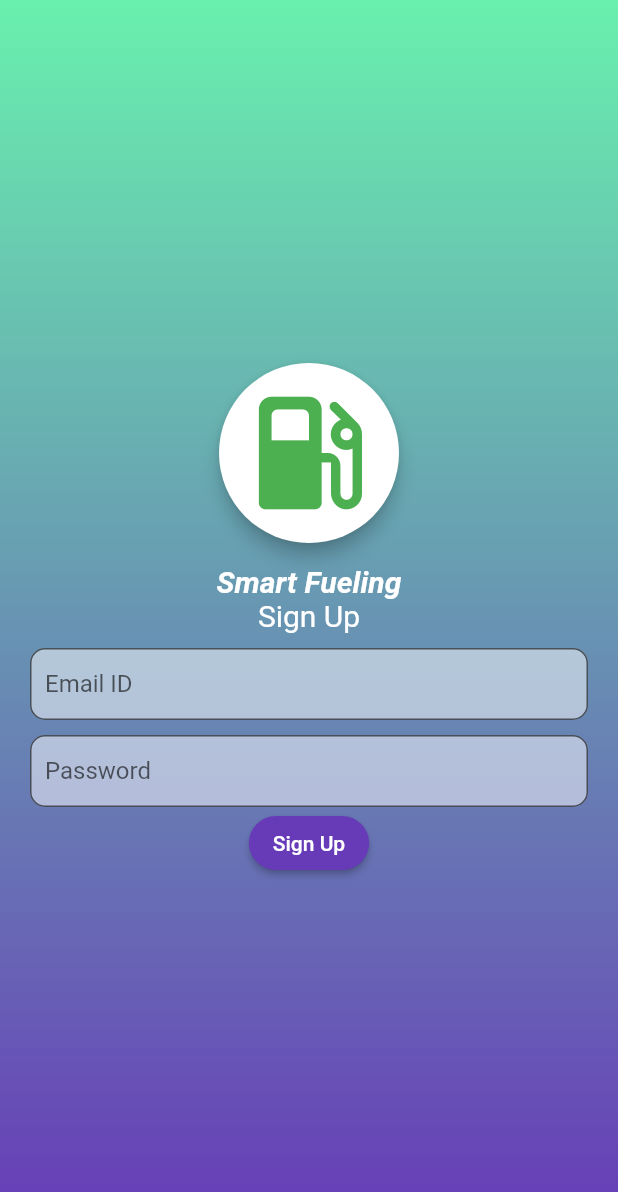
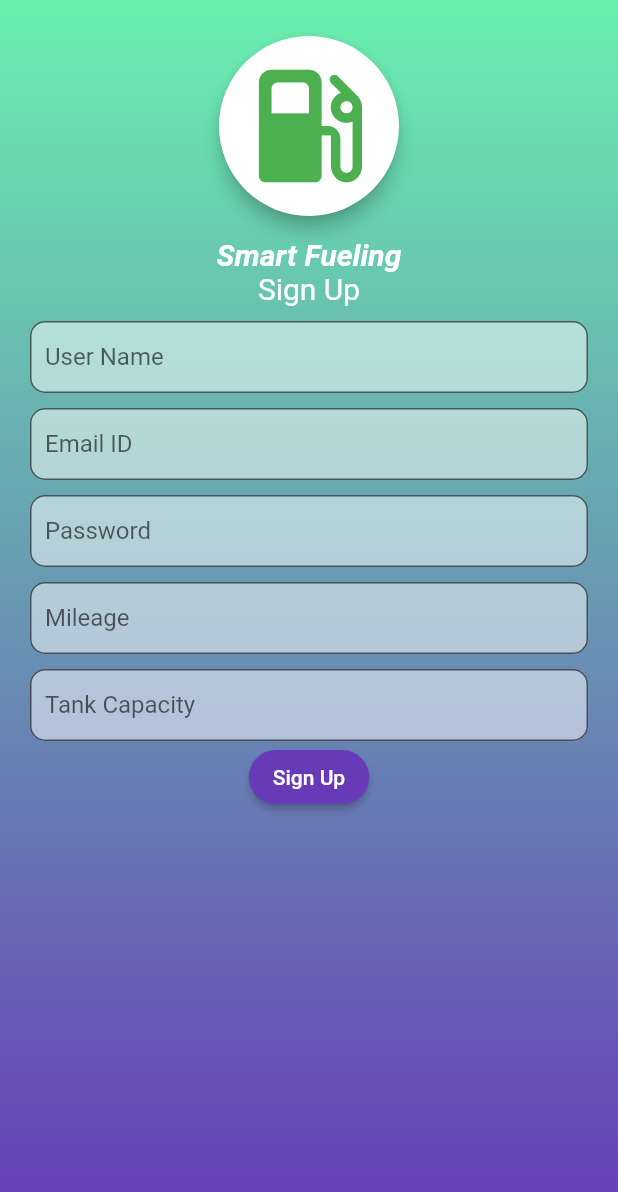
Before and after one commit to MShoukath/SmartFueling, a Flutter app: the SignUpScreen screen opened directly, on a phone screen of 412 x 824 dp. Shown: the top 1192 px of the screen. Run offline on Flutter 3.47's test engine with Material 2 defaults, Android fonts, the phone set to English and light mode, and no system bars; our stand-ins replace cloud_firestore, firebase_auth, firebase_core, firebase_database, geolocator, google_maps_flutter; missing offline and left inert: flutter_polyline_points, location_geocoder; accounts and stored records are empty.

```diff
--- a/smart_fueling/lib/screens/signup_screen.dart
+++ b/smart_fueling/lib/screens/signup_screen.dart
@@ -1,3 +1,4 @@
+import 'package:cloud_firestore/cloud_firestore.dart';
 import 'package:firebase_auth/firebase_auth.dart';
 import 'package:firebase_core/firebase_core.dart';
 import 'package:flutter/material.dart';
@@ -16,6 +17,26 @@ class SignUpScreen extends StatefulWidget {
 class _SignUpScreenState extends State<SignUpScreen> {
   final TextEditingController _userEmail = TextEditingController();
   final TextEditingController _userPassword = TextEditingController();
+  final TextEditingController _userName = TextEditingController();
+  final TextEditingController _mileage = TextEditingController();
+  final TextEditingController _tankcapacity = TextEditingController();
+
+  TextFormField inputField(
+      String text, bool isPasswordType, TextEditingController controller) {
+    return TextFormField(
+        autovalidateMode: AutovalidateMode.onUserInteraction,
+        controller: controller,
+        keyboardType: TextInputType.emailAddress,
+        obscureText: isPasswordType,
+        decoration: InputDecoration(
+          filled: true,
+          fillColor: Colors.white.withOpacity(0.5),
+          hintText: text,
+          contentPadding: const EdgeInsets.all(10),
+          border: OutlineInputBorder(borderRadius: BorderRadius.circular(10)),
+        ));
+  }
+
   @override
   Widget build(BuildContext context) {
     return Scaffold(
@@ -28,7 +49,7 @@ class _SignUpScreenState extends State<SignUpScreen> {
         padding: const EdgeInsets.all(20),
         child: Form(
           child: Column(
-            mainAxisAlignment: MainAxisAlignment.center,
+            mainAxisAlignment: MainAxisAlignment.start,
             children: [
               Logo(),
               const Text(
@@ -38,6 +59,11 @@ class _SignUpScreenState extends State<SignUpScreen> {
                   fontSize: 20,
                 ),
               ),
+              const SizedBox(
+                height: 10,
+              ),
+              //Gets Email
+              inputField("User Name", false, _userName),
               const SizedBox(
                 height: 10,
               ),
@@ -60,9 +86,8 @@ class _SignUpScreenState extends State<SignUpScreen> {
                     border: OutlineInputBorder(
                         borderRadius: BorderRadius.circular(10)),
                   )),
-              const SizedBox(
-                height: 10,
-              ),
+              const SizedBox(height: 10),
+              //Gets Pass
               TextFormField(
                   autovalidateMode: AutovalidateMode.onUserInteraction,
                   validator: (value) {
@@ -80,6 +105,15 @@ class _SignUpScreenState extends State<SignUpScreen> {
                     border: OutlineInputBorder(
                         borderRadius: BorderRadius.circular(10)),
                   )),
+              const SizedBox(
+                height: 10,
+              ),
+              inputField("Mileage", false, _mileage),
+              const SizedBox(
+                height: 10,
+              ),
+              inputField("Tank Capacity", false, _tankcapacity),
+
               ElevatedButton(
                   style: ElevatedButton.styleFrom(
                       backgroundColor: Colors.deepPurple,
@@ -91,6 +125,20 @@ class _SignUpScreenState extends State<SignUpScreen> {
                           .createUserWithEmailAndPassword(
                               email: _userEmail.text,
                               password: _userPassword.text);
+                      final user = FirebaseAuth.instance.currentUser;
+                      if (user != null) {
+                        final uid = user.uid;
+                        CollectionReference user_data =
+                            FirebaseFirestore.instance.collection('Users');
+                        user_data.add({
+                          'user_name': _userName.text,
+                          'user_id': uid,
+                          'email_id': _userEmail.text,
+                          'password': _userPassword.text,
+                          'mileage': _mileage.text,
+                          'tank_capacity': _tankcapacity.text,
+                        });
+                      }
 
                       Navigator.push(
                           context,
--- a/smart_fueling/pubspec.yaml
+++ b/smart_fueling/pubspec.yaml
@@ -44,6 +44,8 @@ dependencies:
   cupertino_icons: ^1.0.2
   firebase_core: ^2.9.0
   firebase_auth: ^4.4.1
+  firebase_database: ^10.1.1
+  cloud_firestore: ^4.5.3
 
 dev_dependencies:
   flutter_test:
```
Also changed, not shown: smart_fueling/lib/main.dart (+7 -2 lines), smart_fueling/lib/screens/user_profile.dart (added, +67 -0 lines), smart_fueling/lib/widgets/metrics.dart (+42 -12 lines), smart_fueling/pubspec.lock, 2 other files.
